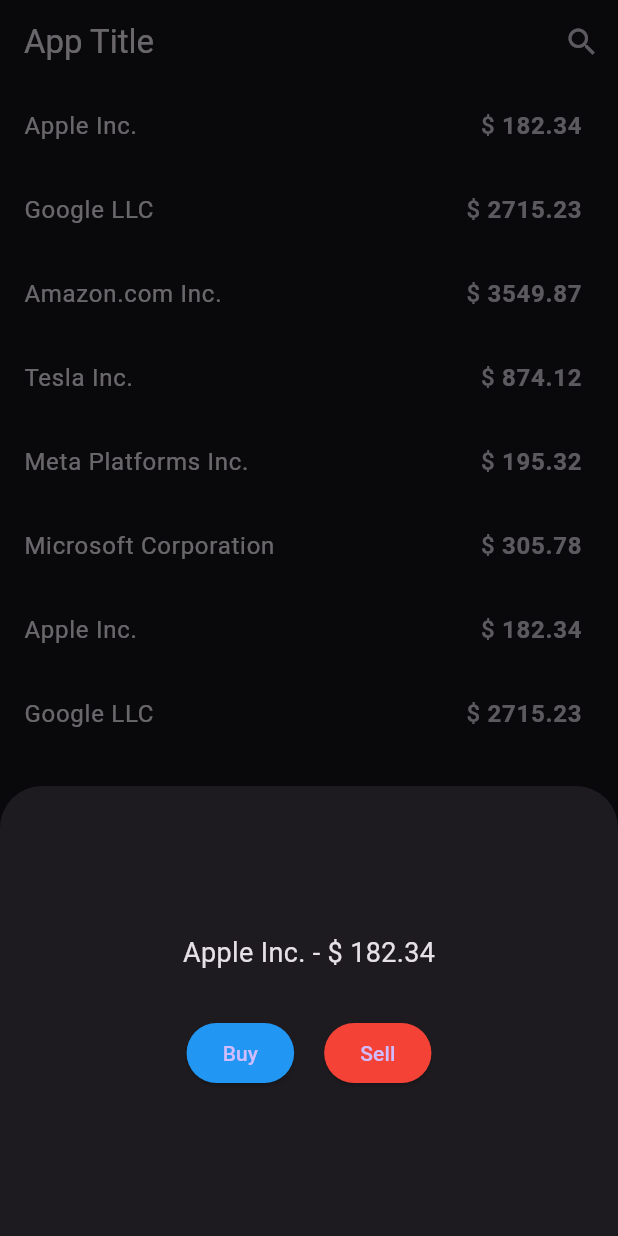
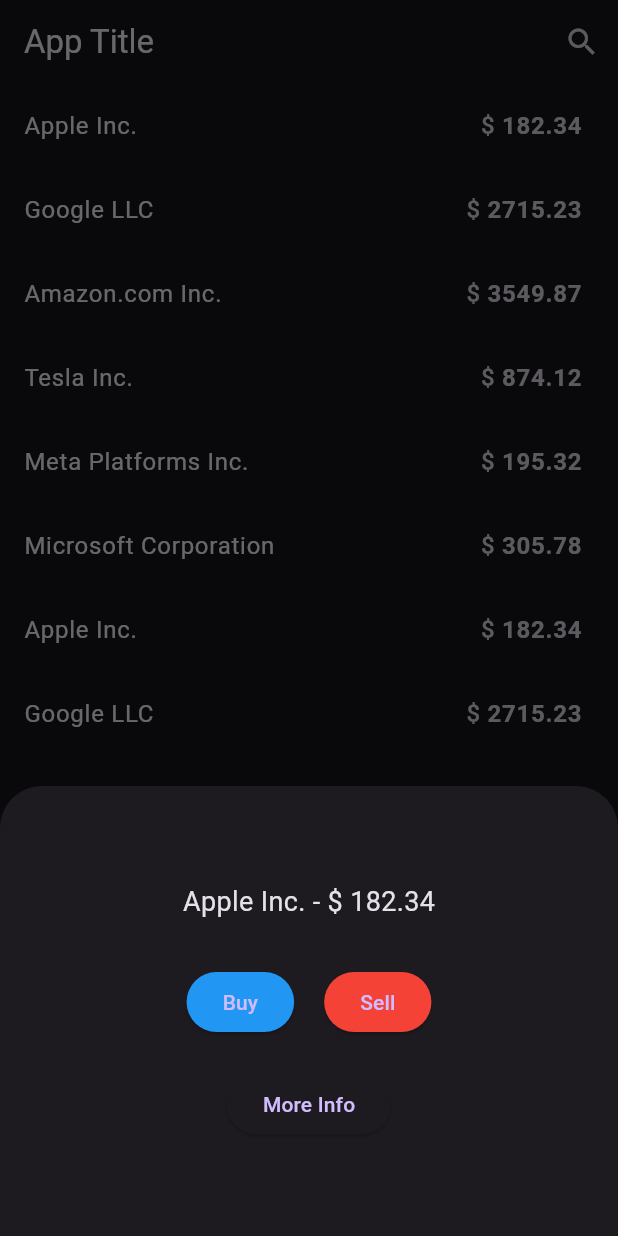
Before and after one commit to VarunBanka/Paper-Trader-using-flutter, a Flutter app: the screen it shows after launch, after a tap on "Apple Inc.", on a phone screen of 412 x 824 dp. Run offline on Flutter 3.47's test engine with Material 3 defaults, Android fonts, the phone set to English and light mode, and no system bars; our stand-ins replace shared_preferences.

Commit message:
added moreInfo btn

```diff
--- a/lib/stock_info.dart
+++ b/lib/stock_info.dart
@@ -2,6 +2,7 @@
 import 'package:flutter/material.dart';
 import 'package:shared_preferences/shared_preferences.dart';
 import 'package:paper_trading/portfolio_screen.dart';
+import 'package:url_launcher/url_launcher.dart';
 
 class StockInfo extends StatelessWidget {
   final Map<String, dynamic> item;
@@ -47,6 +48,14 @@
                   child: const Text('Sell'),
                 ),
               ],
+            ),
+            const SizedBox(
+              height: 20,
+              width: 20,
+            ),
+            ElevatedButton(
+              onPressed: () {},
+              child: const Text('More Info'),
             ),
           ],
         ),
--- a/pubspec.yaml
+++ b/pubspec.yaml
@@ -39,6 +39,7 @@
   shared_preferences: ^2.2.2
   url_launcher: ^6.2.5
   social_login_buttons: ^1.0.7
+  http: ^1.2.1
 
 dev_dependencies:
   flutter_test:
```
Also changed, not shown: pubspec.lock.
